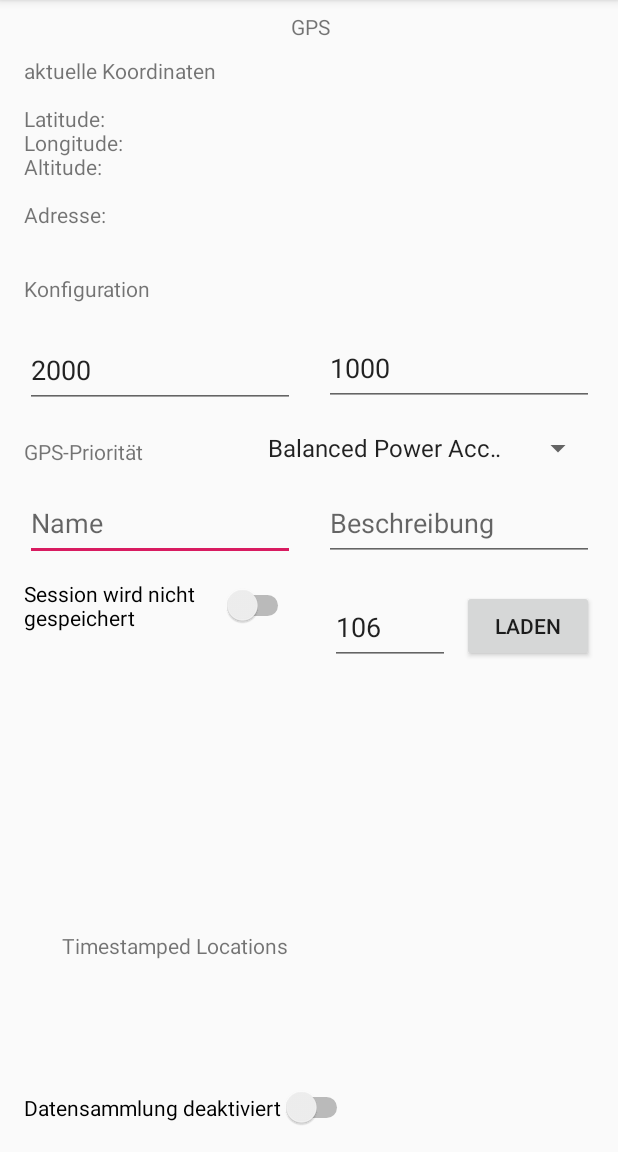
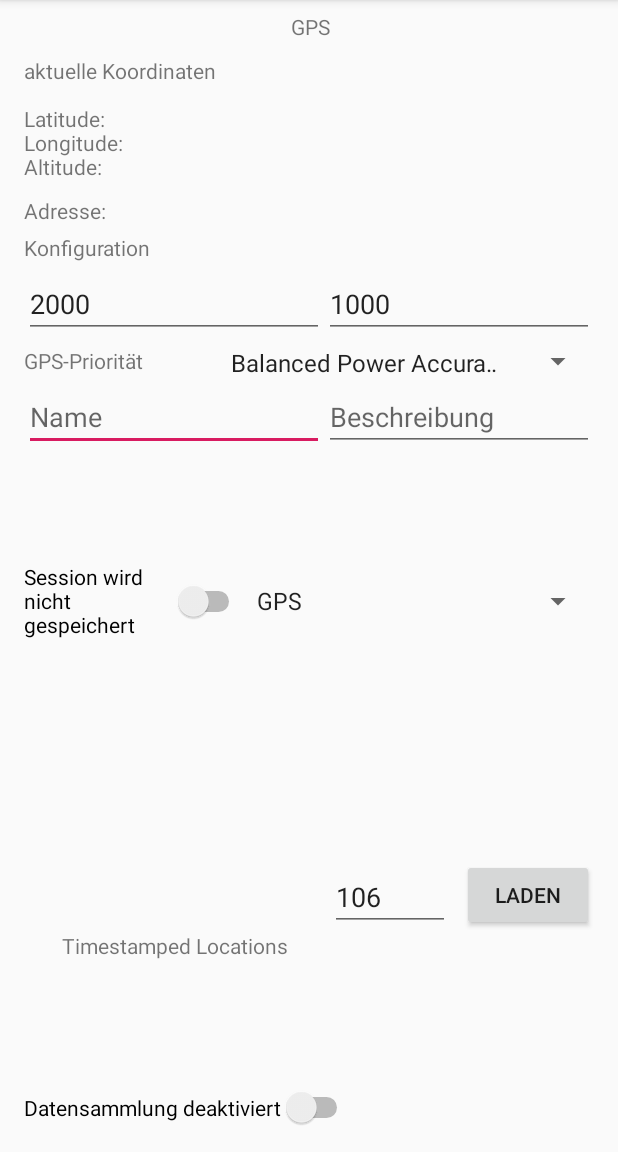
Before and after one commit to magharmi/LokalisierungPraktikum, an Android app: the GPS screen opened directly, with no data from a screen before it, on a phone screen of 412 x 824 dp, the part 84-1236 px from its top. Run offline under Robolectric (Android 15) with nearby library versions, the phone set to English and light mode, and no system bars; our stand-ins replace Volley.

```diff
--- a/Praktikum/app/src/main/java/com/example/praktikum/GPS.java
+++ b/Praktikum/app/src/main/java/com/example/praktikum/GPS.java
@@ -4,6 +4,7 @@ import androidx.appcompat.app.AppCompatActivity;
 
 import android.content.Intent;
 import android.location.Location;
+import android.location.LocationManager;
 import android.os.Bundle;
 import android.text.method.ScrollingMovementMethod;
 import android.util.Log;
@@ -23,7 +24,7 @@ public class GPS extends AppCompatActivity {
     Switch switchOnOff, switchSessionSpeichern;
     TextView textViewGPSKoordinaten, textViewAdresse, textViewTimestampedLocations;
     TextInputEditText textInputIntervall, textInputFastestIntervall, textInputName, textInputBeschreibung, textInputTrackid;
-    Spinner spinnerGPSPriority;
+    Spinner spinnerGPSPriority, spinnerGPSNetwork;
     GPSTracker gpsTracker;
     Location location;
     Rest rest;
@@ -57,6 +58,7 @@ public class GPS extends AppCompatActivity {
         textViewTimestampedLocations.setMovementMethod(new ScrollingMovementMethod());
 
         spinnerGPSPriority = findViewById(R.id.spinnerGPSPriority);
+        spinnerGPSNetwork = findViewById(R.id.spinnerGPSNetwork);
 
         buttonLaden = findViewById(R.id.buttonLaden);
 
@@ -69,7 +71,9 @@ public class GPS extends AppCompatActivity {
                 if (isChecked == true) {
                     switchOnOff.setText("Datensammlung aktiviert");
                     konfigurationAktiv(false);
-                    rest.postSession(textInputName.getText().toString(), textInputBeschreibung.getText().toString());
+                    if(sessionSpeichern == true) {
+                        rest.postSession(textInputName.getText().toString(), textInputBeschreibung.getText().toString());
+                    }
                     gpsTracker = new GPSTracker(getApplicationContext());
                     gpsTracker.setLocationRequest(getGPSPriority(), Integer.parseInt(textInputIntervall.getText().toString()), Integer.parseInt(textInputFastestIntervall.getText().toString()));
                     //Log.e("GPSPriority", getGPSPriority()+"");
@@ -112,6 +116,7 @@ public class GPS extends AppCompatActivity {
         textInputFastestIntervall.setEnabled(aktivDeaktiv);
         buttonLaden.setEnabled(aktivDeaktiv);
         textInputTrackid.setEnabled(aktivDeaktiv);
+        spinnerGPSNetwork.setEnabled(aktivDeaktiv);
     }
 
     public int getGPSPriority(){
@@ -120,6 +125,16 @@ public class GPS extends AppCompatActivity {
         return Integer.parseInt(values_GPSPriority[position]);
     }
 
+    public String getGPSNetwork(){
+        if(spinnerGPSNetwork.getSelectedItem().toString().equals("GPS")){
+            return LocationManager.GPS_PROVIDER;
+        }
+        else if(spinnerGPSNetwork.getSelectedItem().toString().equals("Netzwerkpositionierung")){
+            return LocationManager.NETWORK_PROVIDER;
+        }
+        else return null;
+    }
+
     public static GPS getInstance(){
         return gps;
     }
--- a/Praktikum/app/src/main/java/com/example/praktikum/Rest.java
+++ b/Praktikum/app/src/main/java/com/example/praktikum/Rest.java
@@ -57,7 +57,7 @@ public class Rest {
 
     public void getData(){
 
-        String URL="http://pi-bo.dd-dns.de:8080/LM-Server/api/v2/data?teamid=25&trackid=106";
+        String URL="http://pi-bo.dd-dns.de:8080/LM-Server/api/v2/data?teamid=25&trackid="+GPS.getInstance().textInputTrackid.getText().toString();
 
         RequestQueue requestQueue = Volley.newRequestQueue(context.getApplicationContext());
         JsonArrayRequest arrayRequest = new JsonArrayRequest(
@@ -145,6 +145,7 @@ public class Rest {
                     trackid = Integer.parseInt(response);
                     Log.e("trackid", getTrackid()+"");
                     postTrackStarten = true;
+
                     Log.e("postTrackStarten", getPostTrackStarten()+"");
                 }
                     },
--- a/Praktikum/app/src/main/res/layout/activity_gps.xml
+++ b/Praktikum/app/src/main/res/layout/activity_gps.xml
@@ -8,24 +8,23 @@
 
     <Switch
         android:id="@+id/switchSessionSpeichern"
-        android:layout_width="180dp"
-        android:layout_height="wrap_content"
+        android:layout_width="0dp"
+        android:layout_height="0dp"
         android:layout_marginStart="16dp"
-        android:layout_marginTop="12dp"
-        android:layout_marginEnd="215dp"
+        android:layout_marginTop="5dp"
+        android:layout_marginBottom="80dp"
         android:text="Session wird nicht gespeichert"
-        app:layout_constraintEnd_toEndOf="parent"
-        app:layout_constraintHorizontal_bias="0.0"
+        app:layout_constraintBottom_toTopOf="@+id/textInputTrackid"
+        app:layout_constraintEnd_toStartOf="@+id/spinnerGPSNetwork"
         app:layout_constraintStart_toStartOf="parent"
         app:layout_constraintTop_toBottomOf="@+id/textInputName" />
 
     <com.google.android.material.textfield.TextInputEditText
         android:id="@+id/textInputName"
-        android:layout_width="180dp"
-        android:layout_height="50dp"
+        android:layout_width="0dp"
+        android:layout_height="wrap_content"
         android:layout_marginStart="16dp"
-        android:layout_marginTop="13dp"
-        android:layout_marginEnd="19dp"
+        android:layout_marginTop="5dp"
         android:hint="Name"
         android:inputType="text"
         app:layout_constraintEnd_toStartOf="@+id/textInputBeschreibung"
@@ -35,7 +34,7 @@
     <com.google.android.material.textfield.TextInputEditText
         android:id="@+id/textInputBeschreibung"
         android:layout_width="180dp"
-        android:layout_height="50dp"
+        android:layout_height="wrap_content"
         android:layout_marginEnd="16dp"
         android:hint="Beschreibung"
         android:inputType="text"
@@ -45,14 +44,13 @@
     <com.google.android.material.textfield.TextInputEditText
         android:id="@+id/textInputTrackid"
         android:layout_width="80dp"
-        android:layout_height="50dp"
-        android:layout_marginTop="19dp"
+        android:layout_height="0dp"
         android:layout_marginEnd="8dp"
         android:hint="TrackID"
         android:inputType="number"
         android:text="106"
-        app:layout_constraintEnd_toStartOf="@+id/buttonLaden"
-        app:layout_constraintTop_toBottomOf="@+id/textInputBeschreibung" />
+        app:layout_constraintBottom_toTopOf="@+id/textViewTimestampedLocations"
+        app:layout_constraintEnd_toStartOf="@+id/buttonLaden" />
 
     <Switch
         android:id="@+id/switchOnOff"
@@ -81,9 +79,9 @@
     <TextView
         android:id="@+id/textViewUeberschriftKonfiguration"
         android:layout_width="wrap_content"
-        android:layout_height="19dp"
+        android:layout_height="0dp"
         android:layout_marginStart="16dp"
-        android:layout_marginTop="30dp"
+        android:layout_marginTop="5dp"
         android:layout_marginEnd="309dp"
         android:text="Konfiguration"
         app:layout_constraintEnd_toEndOf="parent"
@@ -93,19 +91,30 @@
 
     <Spinner
         android:id="@+id/spinnerGPSPriority"
-        android:layout_width="225dp"
+        android:layout_width="250dp"
         android:layout_height="0dp"
         android:layout_marginEnd="16dp"
         android:entries="@array/spinner_GPSPriority"
         app:layout_constraintBottom_toBottomOf="@+id/textViewGPSPriority"
-        app:layout_constraintEnd_toEndOf="parent" />
+        app:layout_constraintEnd_toEndOf="parent"
+        app:layout_constraintTop_toTopOf="@+id/textViewGPSPriority" />
+
+    <Spinner
+        android:id="@+id/spinnerGPSNetwork"
+        android:layout_width="wrap_content"
+        android:layout_height="24dp"
+        android:layout_marginEnd="16dp"
+        android:entries="@array/spinner_GPSNetwork"
+        app:layout_constraintBottom_toBottomOf="@+id/switchSessionSpeichern"
+        app:layout_constraintEnd_toEndOf="parent"
+        app:layout_constraintTop_toTopOf="@+id/switchSessionSpeichern" />
 
     <TextView
         android:id="@+id/textViewGPSPriority"
         android:layout_width="wrap_content"
         android:layout_height="wrap_content"
         android:layout_marginStart="16dp"
-        android:layout_marginTop="19dp"
+        android:layout_marginTop="5dp"
         android:layout_marginEnd="72dp"
         android:text="GPS-Priorität"
         app:layout_constraintEnd_toStartOf="@+id/spinnerGPSPriority"
@@ -118,7 +127,7 @@
         android:layout_width="wrap_content"
         android:layout_height="wrap_content"
         android:layout_marginStart="16dp"
-        android:layout_marginTop="8dp"
+        android:layout_marginTop="5dp"
         android:text="Adresse:"
         app:layout_constraintStart_toStartOf="parent"
         app:layout_constraintTop_toBottomOf="@+id/textViewGPSKoordinaten" />
@@ -129,7 +138,7 @@
         android:layout_height="88dp"
         android:layout_marginStart="16dp"
         android:layout_marginTop="37dp"
-        android:layout_marginBottom="12dp"
+        android:layout_marginBottom="5dp"
         android:text="aktuelle Koordinaten\n\nLatitude:\nLongitude:\nAltitude:"
         app:layout_constraintBottom_toTopOf="@+id/textViewAdresse"
         app:layout_constraintStart_toStartOf="parent"
@@ -150,11 +159,10 @@
 
     <com.google.android.material.textfield.TextInputEditText
         android:id="@+id/textInputIntervall"
-        android:layout_width="180dp"
-        android:layout_height="50dp"
+        android:layout_width="0dp"
+        android:layout_height="wrap_content"
         android:layout_marginStart="16dp"
-        android:layout_marginTop="20dp"
-        android:layout_marginEnd="19dp"
+        android:layout_marginTop="5dp"
         android:hint="Intervall"
         android:inputType="number"
         android:text="2000"
@@ -165,9 +173,8 @@
     <com.google.android.material.textfield.TextInputEditText
         android:id="@+id/textInputFastestIntervall"
         android:layout_width="180dp"
-        android:layout_height="50dp"
+        android:layout_height="wrap_content"
         android:layout_marginEnd="16dp"
-        android:layout_marginBottom="1dp"
         android:hint="FastestIntervall"
         android:inputType="number|numberDecimal"
         android:text="1000"
@@ -179,7 +186,6 @@
         android:layout_width="wrap_content"
         android:layout_height="wrap_content"
         android:layout_marginEnd="16dp"
-        android:layout_marginBottom="2dp"
         android:text="Laden"
         app:layout_constraintBottom_toBottomOf="@+id/textInputTrackid"
         app:layout_constraintEnd_toEndOf="parent" />
--- a/Praktikum/app/src/main/res/values/strings.xml
+++ b/Praktikum/app/src/main/res/values/strings.xml
@@ -21,6 +21,11 @@
         <item>No Power</item>
     </string-array>
 
+    <string-array name="spinner_GPSNetwork">
+        <item>GPS</item>
+        <item>Netzwerkpositionierung</item>
+    </string-array>
+
     <string-array name="values_GPSPriority">
         <item>102</item>
         <item>100</item>
--- /dev/null
+++ b/Praktikum/app/src/main/res/xml/network_security_config.xml
@@ -0,0 +1,6 @@
+<?xml version="1.0" encoding="utf-8"?>
+<network-security-config>
+    <domain-config cleartextTrafficPermitted="true">
+        <domain includeSubdomains="true">pi-bo.dd-dns.de</domain>
+    </domain-config>
+</network-security-config>
```
Also changed, not shown: Praktikum/app/src/main/AndroidManifest.xml (+8 -3 lines), Praktikum/app/src/main/java/com/example/praktikum/GPSTracker.java (+4 -4 lines).
